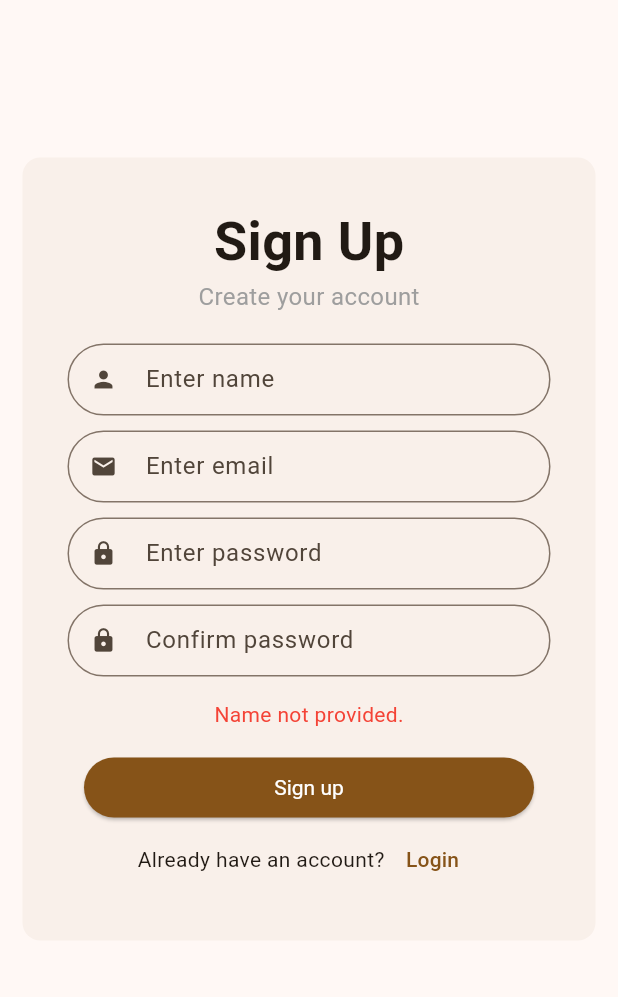
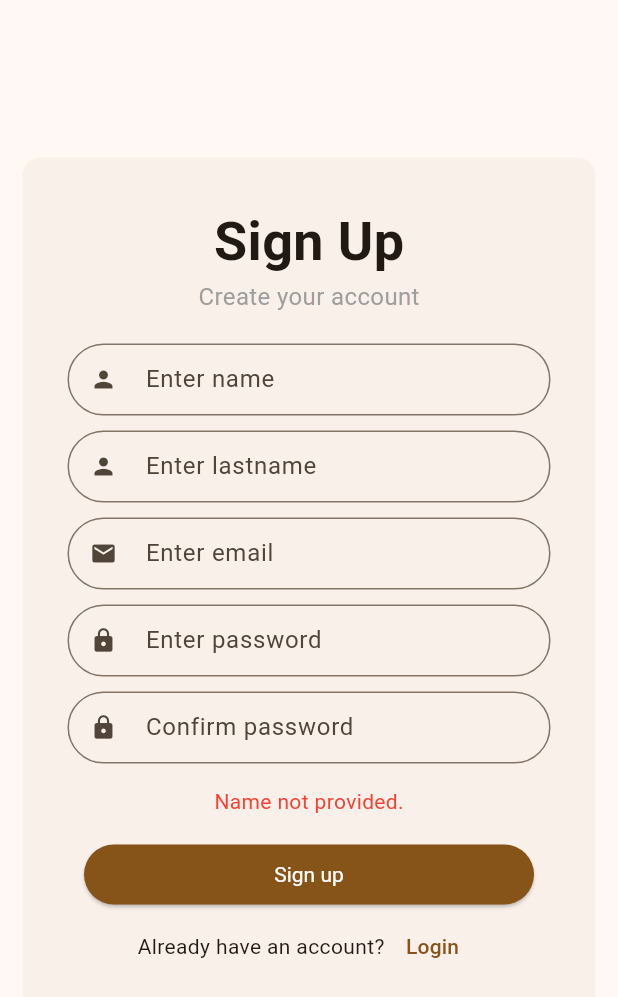
Before and after one commit to alejandraSMT/cafe-app-pm, a Flutter app: what _signUpCard() shows on an empty page, opened directly with empty values, after a tap on "Sign up", on a phone screen of 412 x 824 dp. Shown: the top 997 px of the screen. Run offline on Flutter 3.47's test engine with Material 3 defaults, Android fonts, the phone set to English and light mode, and no system bars; our stand-ins replace get, go_router, google_maps_flutter; missing offline and left inert: dart:ffi; network calls fail.

Commit message:
feat: signup backend connection

```diff
--- /dev/null
+++ b/lib/globals.dart
@@ -0,0 +1,3 @@
+library globals;
+
+String url_base = "http://10.0.2.2:8080/";
--- /dev/null
+++ b/lib/models/User.dart
@@ -0,0 +1,20 @@
+class User{
+  final String name;
+  final String lastname;
+  final String email;
+  final String password;
+
+  const User({
+    required this.name,
+    required this.lastname,
+    required this.email,
+    required this.password
+  });
+
+  static User fromJson(json) => User(
+    name: json['nombre'],
+    lastname: json['apellido'],
+    email: json['emailAdress'],
+    password: json['contraseña']
+  );
+}
--- a/lib/presentation/signup/SignUp.dart
+++ b/lib/presentation/signup/SignUp.dart
@@ -92,6 +92,19 @@ class _signUpCard extends StatelessWidget {
                 ),
                 SizedBox(height: 10,),
                 TextField(
+                  controller: controller.lastnameControllerSign,
+                  decoration: InputDecoration(
+                    isDense: true,
+                    border: OutlineInputBorder(
+                      borderSide: BorderSide(color: Colors.grey, width: 1),
+                      borderRadius: BorderRadius.all(Radius.circular(25))
+                    ),
+                    hintText: 'Enter lastname',
+                    prefixIcon: Icon(Icons.person)
+                  ),
+                ),
+                SizedBox(height: 10,),
+                TextField(
                   controller: controller.emailControllerSign,
                   decoration: InputDecoration(
                     isDense: true,
@@ -139,7 +152,7 @@ class _signUpCard extends StatelessWidget {
                 ),
                 ElevatedButton(
                   onPressed: (){
-                    controller.signup(context);
+                    controller.registerUserApi(context);
                   },
                   style: ElevatedButton.styleFrom(
                     minimumSize: Size(300, 40),
--- a/lib/presentation/signup/SignUpController.dart
+++ b/lib/presentation/signup/SignUpController.dart
@@ -1,10 +1,15 @@
+import 'dart:convert';
+
+import 'package:cafe_app/models/User.dart';
 import 'package:flutter/material.dart';
 import 'package:get/get.dart';
 import 'package:go_router/go_router.dart';
+import 'package:http/http.dart' as http;
+import '../../globals.dart' as globals;
 
-class SignUpController extends GetxController
-{
+class SignUpController extends GetxController {
   TextEditingController nameControllerSign = TextEditingController();
+  TextEditingController lastnameControllerSign = TextEditingController();
   TextEditingController emailControllerSign = TextEditingController();
   TextEditingController passwordControllerSign = TextEditingController();
   TextEditingController confirmPasswordControllerSign = TextEditingController();
@@ -13,71 +18,85 @@ class SignUpController extends GetxController
   RxBool showMessageBox = false.obs;
   var messageColor = Colors.green.obs;
 
-  void signup (BuildContext context)
-  {
+  Future<void> registerUserApi(BuildContext context) async {
+    try {
       String name = nameControllerSign.text;
+      String lastname = lastnameControllerSign.text;
       String email = emailControllerSign.text;
       String password = passwordControllerSign.text;
       String confirmedPassword = confirmPasswordControllerSign.text;
 
-    if (isAllSpaces(name))
-    {
+      if (isAllSpaces(name)) {
         sendError("Name not provided.");
         return;
       }
 
-    if (isAllSpaces(email))
-    {
+      if (isAllSpaces(lastname)) {
+        sendError("Lastname not provided");
+        return;
+      }
+
+      if (isAllSpaces(email)) {
         sendError("Email not provided.");
         return;
       }
 
-    var validEstructure = RegExp(r"[a-z0-9!#$%&'*+/=?^_`{|}~-]+(?:\.[a-z0-9!#$%&'*+/=?^_`{|}~-]+)*@(?:[a-z0-9](?:[a-z0-9-]*[a-z0-9])?\.)+[a-z0-9](?:[a-z0-9-]*[a-z0-9])?");
-    if (!validEstructure.hasMatch(email))
-    {
+      var validEstructure = RegExp(
+          r"[a-z0-9!#$%&'*+/=?^_`{|}~-]+(?:\.[a-z0-9!#$%&'*+/=?^_`{|}~-]+)*@(?:[a-z0-9](?:[a-z0-9-]*[a-z0-9])?\.)+[a-z0-9](?:[a-z0-9-]*[a-z0-9])?");
+      if (!validEstructure.hasMatch(email)) {
         sendError("Email not valid.");
         return;
       }
 
-    if (isAllSpaces(password) || isAllSpaces(confirmedPassword))
-    {
+      if (isAllSpaces(password) || isAllSpaces(confirmedPassword)) {
         sendError("Password not provided.");
         return;
       }
 
-    if (password != confirmedPassword)
-    {
+      if (password != confirmedPassword) {
         sendError("Passwords do not match.");
         return;
       }
 
-    print('Name: $name');
-    print('Email: $email');
-    print('Password 1: $password');
-    print('Password 2: $confirmedPassword');
 
+      Map body = {
+            'nombre': name,
+            'apellido': lastname,
+            'emailAddress': email,
+            'contraseña': password
+      };
+      print(body);
+      final response = await http.post(
+          Uri.parse('${globals.url_base}api/usuario/registrarUsuario'),
+          headers: {'Content-Type': 'application/json'},
+          body: jsonEncode(body));
+
+      if (response.statusCode == 200) {
+        print(jsonDecode(response.body));
         context.goNamed("login");
+      } else {
+        sendError(response.body.toString());
+        throw Exception('Failed to create user: ${response.body}');
+      }
+    } catch (e) {
+      print(e);
+    }
   }
 
-  void sendError(String text){
-
+  void sendError(String text) {
     message.value = text;
     messageColor.value = Colors.red;
     showMessageBox.value = true;
   }
 
-  bool isAllSpaces(String input)
-  {
+  bool isAllSpaces(String input) {
     return input.replaceAll(' ', '') == '';
   }
 
-  Widget returnSpace(){
-    if(showMessageBox.value)
-    {
+  Widget returnSpace() {
+    if (showMessageBox.value) {
       return SizedBox(height: 15);
-    }
-    else
-    {
+    } else {
       return SizedBox.shrink();
     }
   }
--- a/pubspec.yaml
+++ b/pubspec.yaml
@@ -14,6 +14,7 @@ dependencies:
   google_maps_flutter: ^2.5.3
   provider: ^6.0.0
   badges: ^3.1.2
+  http: ^0.13.3
 
 dev_dependencies:
   flutter_test:
```
Also changed, not shown: pubspec.lock, 1 other file. Lines whose indentation alone changed are shown as unchanged.
